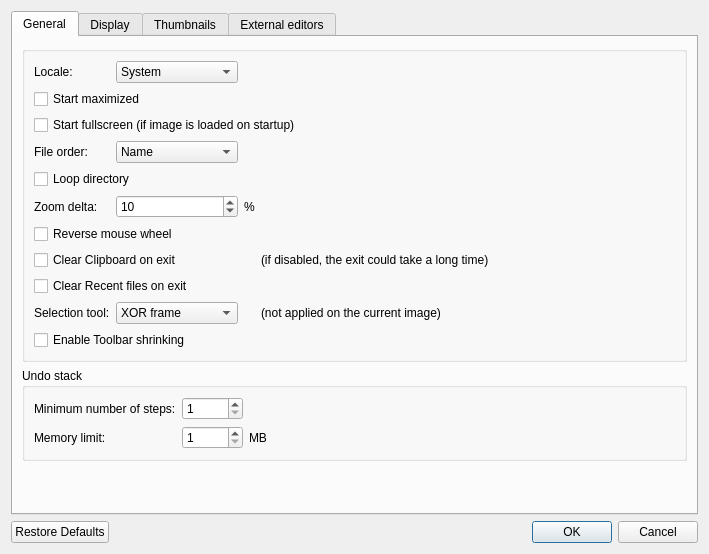
Above: src/dialogs/preferencesdialog.ui from classicimageviewer/ClassicImageViewer before the change. Below: the same form after it.
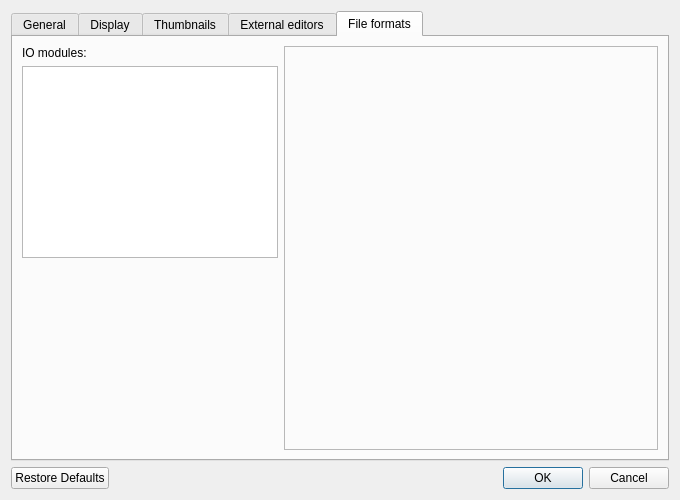
That is the form after the change. The open tabs and pages were chosen to show the change.

Commit message: Preferences, IO: file format configurations

```diff
--- a/src/dialogs/preferencesdialog.ui
+++ b/src/dialogs/preferencesdialog.ui
@@ -9,8 +9,8 @@
    <rect>
     <x>0</x>
     <y>0</y>
-    <width>709</width>
-    <height>554</height>
+    <width>680</width>
+    <height>500</height>
    </rect>
   </property>
   <property name="minimumSize">
@@ -849,6 +849,93 @@
          </item>
         </layout>
        </widget>
+       <widget class="QWidget" name="tab_5">
+        <attribute name="title">
+         <string>File formats</string>
+        </attribute>
+        <layout class="QHBoxLayout" name="horizontalLayout">
+         <item>
+          <layout class="QVBoxLayout" name="verticalLayout_6">
+           <item>
+            <widget class="QLabel" name="label">
+             <property name="text">
+              <string>IO modules:</string>
+             </property>
+            </widget>
+           </item>
+           <item>
+            <widget class="QListWidget" name="listWidgetFileFormatsMoudles">
+             <property name="enabled">
+              <bool>true</bool>
+             </property>
+             <property name="sizePolicy">
+              <sizepolicy hsizetype="Minimum" vsizetype="Minimum">
+               <horstretch>0</horstretch>
+               <verstretch>0</verstretch>
+              </sizepolicy>
+             </property>
+             <property name="minimumSize">
+              <size>
+               <width>0</width>
+               <height>0</height>
+              </size>
+             </property>
+             <property name="styleSheet">
+              <string notr="true"/>
+             </property>
+            </widget>
+           </item>
+           <item>
+            <spacer name="verticalSpacer_5">
+             <property name="orientation">
+              <enum>Qt::Vertical</enum>
+             </property>
+             <property name="sizeHint" stdset="0">
+              <size>
+               <width>20</width>
+               <height>40</height>
+              </size>
+             </property>
+            </spacer>
+           </item>
+          </layout>
+         </item>
+         <item>
+          <widget class="QFrame" name="frameFileFormats">
+           <property name="sizePolicy">
+            <sizepolicy hsizetype="Expanding" vsizetype="Preferred">
+             <horstretch>0</horstretch>
+             <verstretch>0</verstretch>
+            </sizepolicy>
+           </property>
+           <property name="styleSheet">
+            <string notr="true"/>
+           </property>
+           <property name="frameShape">
+            <enum>QFrame::StyledPanel</enum>
+           </property>
+           <property name="frameShadow">
+            <enum>QFrame::Raised</enum>
+           </property>
+           <layout class="QHBoxLayout" name="horizontalLayout_2">
+            <item>
+             <widget class="QStackedWidget" name="stackedWidgetFileFormats">
+              <property name="sizePolicy">
+               <sizepolicy hsizetype="Expanding" vsizetype="Preferred">
+                <horstretch>0</horstretch>
+                <verstretch>0</verstretch>
+               </sizepolicy>
+              </property>
+              <property name="currentIndex">
+               <number>-1</number>
+              </property>
+             </widget>
+            </item>
+           </layout>
+          </widget>
+         </item>
+        </layout>
+       </widget>
       </widget>
      </item>
     </layout>
```
The commit also changes 14 other files.
